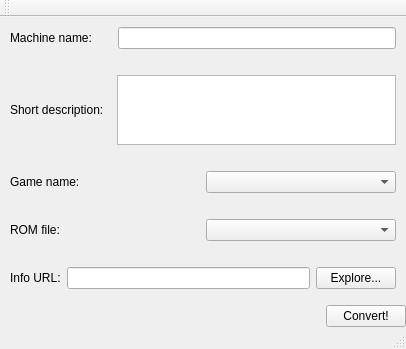
This is ui/converter_main.ui in xjrsanchezx/hvg-converter as Qt 5 draws it before an edit. The edited form follows.
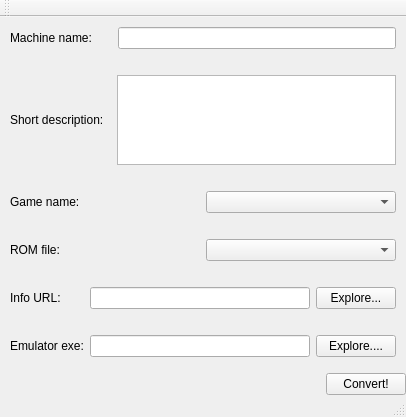
This is the edited form.

Commit message: Added emulator field

Patch:
```diff
--- a/ui/converter_main.ui
+++ b/ui/converter_main.ui
@@ -7,7 +7,7 @@
     <x>0</x>
     <y>0</y>
     <width>406</width>
-    <height>331</height>
+    <height>417</height>
    </rect>
   </property>
   <property name="windowTitle">
@@ -204,7 +204,7 @@
         <item>
          <widget class="QLabel" name="label_5">
           <property name="text">
-           <string>Info URL:</string>
+           <string>Info URL:       </string>
           </property>
          </widget>
         </item>
@@ -220,6 +220,39 @@
         </item>
        </layout>
       </item>
+      <item>
+       <layout class="QHBoxLayout" name="horizontalLayout_7">
+        <property name="leftMargin">
+         <number>10</number>
+        </property>
+        <property name="topMargin">
+         <number>10</number>
+        </property>
+        <property name="rightMargin">
+         <number>10</number>
+        </property>
+        <property name="bottomMargin">
+         <number>10</number>
+        </property>
+        <item>
+         <widget class="QLabel" name="label_6">
+          <property name="text">
+           <string>Emulator exe:</string>
+          </property>
+         </widget>
+        </item>
+        <item>
+         <widget class="QLineEdit" name="emulatorEdit"/>
+        </item>
+        <item>
+         <widget class="QPushButton" name="emulatorExploreButton">
+          <property name="text">
+           <string>Explore....</string>
+          </property>
+         </widget>
+        </item>
+       </layout>
+      </item>
       <item>
        <layout class="QHBoxLayout" name="horizontalLayout_3">
         <item>
```
Left out of the diff: 2 changed lines with no effect on the pictures. The commit also changes 2 other files.
